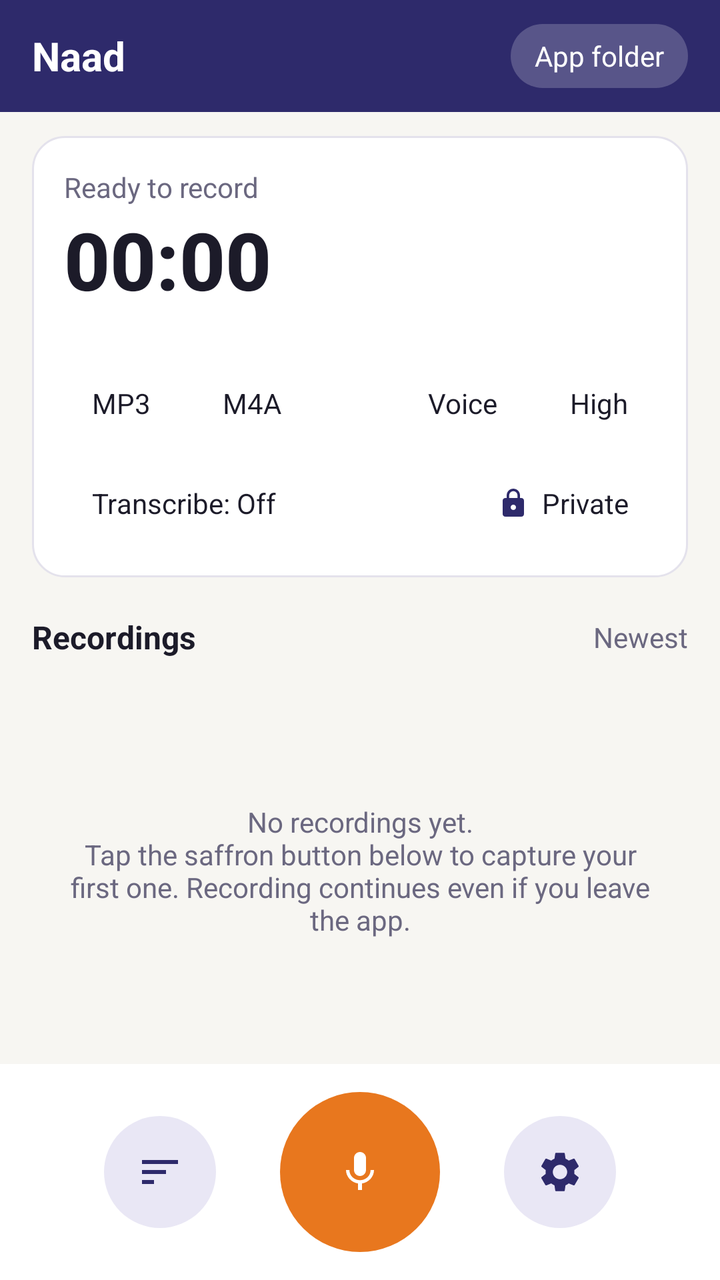
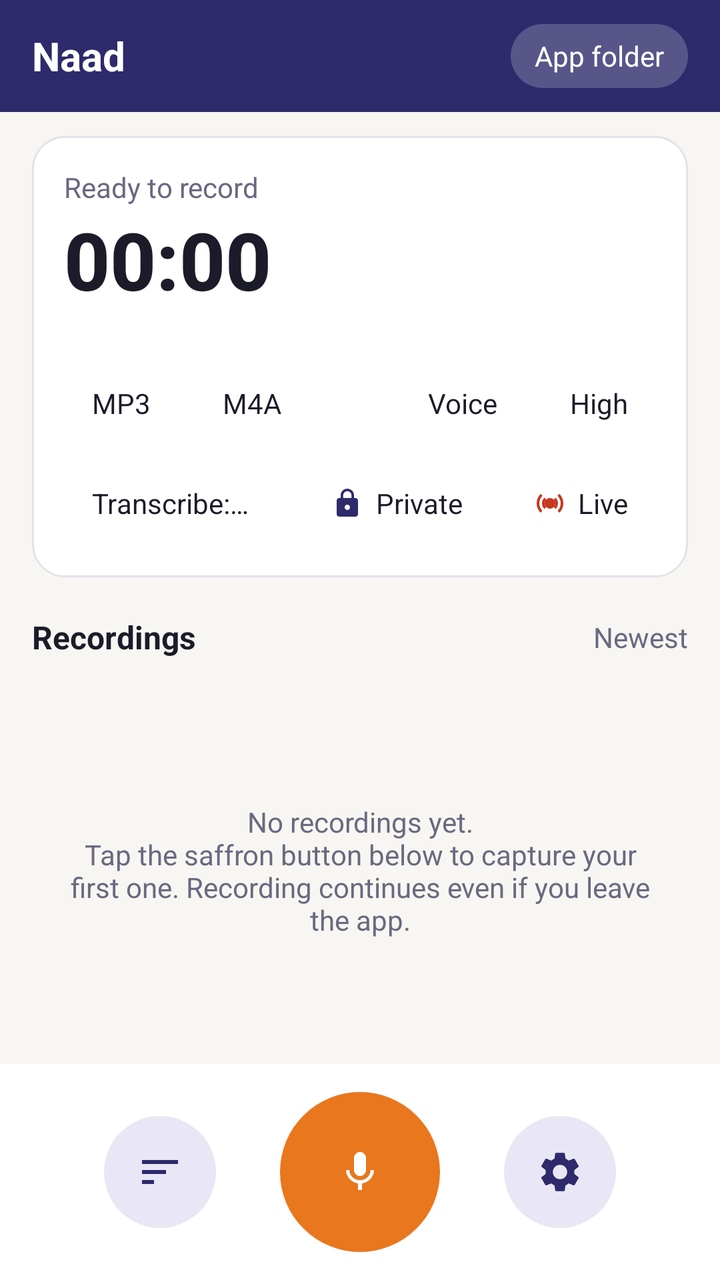

Screens rendered from an Android XML layout before and after an edit, with the pre-edit source and the edit as a unified diff.
<!-- AndroidManifest.xml: application theme Theme.Dhwani -->
<!-- res/layout/activity_main.xml -->
<?xml version="1.0" encoding="utf-8"?>
<LinearLayout xmlns:android="http://schemas.android.com/apk/res/android"
    android:layout_width="match_parent" android:layout_height="match_parent"
    android:orientation="vertical" android:background="@color/bg">

    
    <FrameLayout android:id="@+id/topBar" android:layout_width="match_parent"
        android:layout_height="wrap_content" android:background="@color/indigo">
        <LinearLayout android:layout_width="match_parent" android:layout_height="56dp"
            android:gravity="center_vertical"
            android:paddingStart="16dp" android:paddingEnd="8dp" android:orientation="horizontal">
            <TextView android:layout_width="0dp" android:layout_weight="1"
                android:layout_height="wrap_content" android:text="@string/app_name"
                android:textColor="#FFFFFF" android:textSize="20sp" android:textStyle="bold"/>
            <TextView android:id="@+id/txtFolder" android:layout_width="wrap_content"
                android:layout_height="32dp" android:gravity="center_vertical"
                android:paddingStart="12dp" android:paddingEnd="12dp" android:layout_marginEnd="8dp"
                android:maxWidth="200dp" android:ellipsize="end" android:singleLine="true"
                android:textColor="#FFFFFF" android:textSize="14sp"
                android:background="@drawable/bg_topchip" android:text="App folder"/>
        </LinearLayout>
    </FrameLayout>

    
    <LinearLayout android:layout_width="match_parent" android:layout_height="wrap_content"
        android:layout_marginStart="16dp" android:layout_marginEnd="16dp"
        android:layout_marginTop="12dp" android:layout_marginBottom="10dp"
        android:padding="16dp" android:orientation="vertical"
        android:background="@drawable/bg_card">
        <TextView android:id="@+id/txtState" android:layout_width="match_parent"
            android:layout_height="wrap_content" android:text="Ready to record"
            android:singleLine="true" android:ellipsize="middle"
            android:textColor="@color/muted" android:textSize="14sp"/>
        <TextView android:id="@+id/txtTimer" android:layout_width="wrap_content"
            android:layout_height="wrap_content" android:text="00:00"
            android:textColor="@color/text" android:textSize="40sp" android:textStyle="bold"
            android:fontFamily="sans-serif-medium" android:fontFeatureSettings="tnum"/>
        <TextView android:id="@+id/txtFree" android:layout_width="wrap_content"
            android:layout_height="wrap_content" android:textColor="@color/muted"
            android:textSize="12sp"/>
        <com.example.voicerecorder.WaveformView android:id="@+id/wave"
            android:layout_width="match_parent" android:layout_height="88dp" android:visibility="gone"
            android:layout_marginTop="8dp"/>

        <LinearLayout android:id="@+id/transcriptBox" android:layout_width="match_parent"
            android:layout_height="wrap_content" android:layout_marginTop="8dp"
            android:padding="12dp" android:orientation="vertical"
            android:background="@drawable/bg_transcript" android:visibility="gone">
            <TextView android:id="@+id/txtTranscriptLabel" android:layout_width="wrap_content"
                android:layout_height="wrap_content" android:text="TRANSCRIPT"
                android:textColor="@color/muted" android:textSize="12sp" android:textStyle="bold"/>
            <TextView android:id="@+id/txtTranscript" android:layout_width="match_parent"
                android:layout_height="wrap_content" android:layout_marginTop="4dp"
                android:maxLines="3" android:ellipsize="start"
                android:textColor="@color/text" android:textSize="14sp"/>
        </LinearLayout>

        <LinearLayout android:id="@+id/optionsRow" android:layout_width="match_parent"
            android:layout_height="wrap_content" android:layout_marginTop="8dp"
            android:orientation="horizontal">
            <TextView android:id="@+id/chipMp3" style="@style/Chip" android:text="MP3"/>
            <TextView android:id="@+id/chipM4a" style="@style/Chip" android:text="M4A"
                android:layout_marginStart="8dp"/>
            <View android:layout_width="0dp" android:layout_height="1dp" android:layout_weight="1"/>
            <TextView android:id="@+id/chipVoice" style="@style/Chip" android:text="Voice"/>
            <TextView android:id="@+id/chipHigh" style="@style/Chip" android:text="High"
                android:layout_marginStart="8dp"/>
        </LinearLayout>

        <LinearLayout android:id="@+id/optionsRow2" android:layout_width="match_parent"
            android:layout_height="wrap_content" android:layout_marginTop="8dp"
            android:orientation="horizontal">
            <TextView android:id="@+id/chipTx" style="@style/Chip" android:layout_width="0dp"
                android:layout_weight="1" android:gravity="center_vertical"
                android:singleLine="true" android:ellipsize="end" android:text="Transcribe: Off"/>
            <TextView android:id="@+id/chipPrivate" style="@style/Chip" android:text="Private"
                android:layout_marginStart="8dp" android:drawableStart="@drawable/ic_lock"
                android:drawablePadding="6dp"/>
        </LinearLayout>

        
        <LinearLayout android:id="@+id/savedBar" android:layout_width="match_parent"
            android:layout_height="wrap_content" android:layout_marginTop="8dp"
            android:padding="8dp" android:gravity="center_vertical"
            android:background="@drawable/bg_savedbar" android:orientation="horizontal"
            android:visibility="gone">
            <TextView android:layout_width="0dp" android:layout_weight="1"
                android:layout_height="wrap_content" android:paddingStart="8dp"
                android:text="Saved" android:textColor="#FFFFFF" android:textSize="14sp"
                android:textStyle="bold"/>
            <TextView android:id="@+id/btnSavedShare" style="@style/BarButton" android:text="Share"/>
            <TextView android:id="@+id/btnSavedWa" style="@style/BarButton" android:text="WhatsApp"
                android:layout_marginStart="8dp"/>
            <TextView android:id="@+id/btnSavedRename" style="@style/BarButton" android:text="Rename"
                android:layout_marginStart="8dp"/>
        </LinearLayout>

        
        <LinearLayout android:id="@+id/notifBar" android:layout_width="match_parent"
            android:layout_height="wrap_content" android:layout_marginTop="8dp"
            android:padding="8dp" android:gravity="center_vertical"
            android:background="@drawable/bg_notice" android:orientation="horizontal"
            android:visibility="gone">
            <TextView android:layout_width="0dp" android:layout_weight="1"
                android:layout_height="wrap_content" android:paddingStart="8dp"
                android:text="Notifications are off, so background recording is hidden. Turn them on to see the timer and Stop button."
                android:textColor="@color/text" android:textSize="12sp"/>
            <TextView android:id="@+id/btnNotifOn" android:layout_width="wrap_content"
                android:layout_height="40dp" android:gravity="center"
                android:paddingStart="12dp" android:paddingEnd="12dp"
                android:text="Turn on" android:textColor="@color/saffron"
                android:textStyle="bold" android:textSize="14sp"/>
        </LinearLayout>
    </LinearLayout>

    <LinearLayout android:layout_width="match_parent" android:layout_height="wrap_content"
        android:paddingStart="16dp" android:paddingEnd="8dp" android:gravity="center_vertical"
        android:orientation="horizontal">
        <TextView android:id="@+id/txtListHeader" android:layout_width="0dp"
            android:layout_weight="1" android:layout_height="wrap_content"
            android:text="Recordings" android:textColor="@color/text"
            android:textSize="16sp" android:textStyle="bold"/>
        <TextView android:id="@+id/txtSort" android:layout_width="wrap_content"
            android:layout_height="40dp" android:gravity="center_vertical"
            android:paddingStart="8dp" android:paddingEnd="8dp"
            android:text="Newest" android:textColor="@color/muted" android:textSize="14sp"/>
    </LinearLayout>

    
    <LinearLayout android:id="@+id/searchBar" android:layout_width="match_parent"
        android:layout_height="42dp" android:layout_marginStart="16dp" android:layout_marginEnd="16dp"
        android:layout_marginTop="4dp" android:layout_marginBottom="4dp"
        android:paddingStart="12dp" android:paddingEnd="4dp" android:gravity="center_vertical"
        android:background="@drawable/bg_card" android:orientation="horizontal"
        android:visibility="gone">
        <ImageView android:layout_width="18dp" android:layout_height="18dp"
            android:src="@drawable/ic_search" android:importantForAccessibility="no"/>
        <EditText android:id="@+id/edSearch" android:layout_width="0dp" android:layout_weight="1"
            android:layout_height="match_parent" android:layout_marginStart="8dp"
            android:background="@null" android:hint="Search names &amp; transcripts"
            android:textColor="@color/text" android:textColorHint="@color/muted"
            android:textSize="14sp" android:singleLine="true" android:imeOptions="actionSearch"
            android:inputType="text"/>
        <ImageButton android:id="@+id/btnClearSearch" android:layout_width="36dp"
            android:layout_height="36dp" android:background="?attr/selectableItemBackgroundBorderless"
            android:src="@drawable/ic_close" android:contentDescription="Clear search"
            android:visibility="gone"/>
    </LinearLayout>

    <FrameLayout android:layout_width="match_parent" android:layout_height="0dp"
        android:layout_weight="1">
        <ListView android:id="@+id/list" android:layout_width="match_parent"
            android:layout_height="match_parent" android:divider="@null"
            android:paddingTop="4dp" android:clipToPadding="false"/>
        <TextView android:id="@+id/empty" android:layout_width="match_parent"
            android:layout_height="match_parent" android:gravity="center" android:padding="32dp"
            android:text="No recordings yet.\nTap the saffron button below to capture your first one. Recording continues even if you leave the app."
            android:textColor="@color/muted" android:textSize="14sp"/>
    </FrameLayout>

    
    <FrameLayout android:id="@+id/bottomBar" android:layout_width="match_parent"
        android:layout_height="wrap_content" android:background="@color/surface">
        <LinearLayout android:layout_width="match_parent" android:layout_height="108dp"
            android:gravity="center" android:orientation="horizontal">
            <FrameLayout android:layout_width="56dp" android:layout_height="56dp">
                <ImageButton android:id="@+id/btnSort" android:layout_width="56dp"
                    android:layout_height="56dp" android:background="@drawable/bg_round_soft"
                    android:src="@drawable/ic_sort" android:contentDescription="Sort recordings"/>
                <ImageButton android:id="@+id/btnPause" android:layout_width="56dp"
                    android:layout_height="56dp" android:background="@drawable/bg_round_soft"
                    android:src="@drawable/ic_pause" android:contentDescription="Pause"
                    android:visibility="gone"/>
            </FrameLayout>
            <ImageButton android:id="@+id/btnRecord" android:layout_width="80dp"
                android:layout_height="80dp" android:layout_marginStart="32dp"
                android:layout_marginEnd="32dp" android:background="@drawable/bg_rec_idle"
                android:src="@drawable/ic_mic" android:scaleType="center"
                android:contentDescription="Record"/>
            <ImageButton android:id="@+id/btnSettings" android:layout_width="56dp"
                android:layout_height="56dp" android:background="@drawable/bg_round_soft"
                android:src="@drawable/ic_settings" android:contentDescription="Settings"/>
        </LinearLayout>
    </FrameLayout>
</LinearLayout>
<!-- resources referenced by this layout -->
<resources>
  <color name="bg">#F7F6F2</color>
  <color name="indigo">#2E2A6B</color>
  <color name="muted">#6B6880</color>
  <color name="saffron">#E8771E</color>
  <color name="surface">#FFFFFF</color>
  <color name="text">#1C1B29</color>
  <!-- drawable bg_card (drawable) -->
  <shape xmlns:android="http://schemas.android.com/apk/res/android" android:shape="rectangle">
      <solid android:color="@color/surface"/>
      <corners android:radius="16dp"/>
      <stroke android:width="1dp" android:color="@color/line"/>
  </shape>
  <!-- drawable bg_notice (drawable) -->
  <shape xmlns:android="http://schemas.android.com/apk/res/android" android:shape="rectangle">
      <solid android:color="@color/saffron_soft"/>
      <corners android:radius="12dp"/>
  </shape>
  <!-- drawable bg_rec_idle (drawable) -->
  <shape xmlns:android="http://schemas.android.com/apk/res/android" android:shape="oval">
      <solid android:color="@color/saffron"/>
  </shape>
  <!-- drawable bg_round_soft (drawable) -->
  <shape xmlns:android="http://schemas.android.com/apk/res/android" android:shape="oval">
      <solid android:color="@color/indigo_soft"/>
  </shape>
  <!-- drawable bg_savedbar (drawable) -->
  <shape xmlns:android="http://schemas.android.com/apk/res/android" android:shape="rectangle">
      <solid android:color="@color/indigo"/>
      <corners android:radius="12dp"/>
  </shape>
  <!-- drawable bg_topchip (drawable) -->
  <shape xmlns:android="http://schemas.android.com/apk/res/android" android:shape="rectangle">
      <solid android:color="#33FFFFFF"/>
      <corners android:radius="16dp"/>
  </shape>
  <!-- drawable bg_transcript (drawable) -->
  <shape xmlns:android="http://schemas.android.com/apk/res/android" android:shape="rectangle">
      <solid android:color="@color/bg"/>
      <corners android:radius="12dp"/>
  </shape>
  <!-- drawable ic_pause (drawable) -->
  <vector xmlns:android="http://schemas.android.com/apk/res/android"
      android:width="24dp" android:height="24dp" android:viewportWidth="24" android:viewportHeight="24">
      <path android:fillColor="@color/indigo_accent" android:pathData="M6,19h4V5H6v14zm8,-14v14h4V5h-4z"/>
  </vector>
  <string name="app_name">Naad</string>
  <style name="Theme.Dhwani" parent="Theme.AppCompat.DayNight.NoActionBar">
          <item name="colorPrimary">@color/indigo</item>
          <item name="colorPrimaryDark">@color/indigo</item>
          <item name="colorAccent">@color/saffron</item>
          <item name="android:windowBackground">@color/bg</item>
      </style>
  <color name="line">#E4E2EC</color>
  <color name="saffron_soft">#FCEBDD</color>
  <color name="indigo_soft">#E9E7F5</color>
  <color name="indigo_accent">#2E2A6B</color>
  <!-- drawable bg_btn_light (drawable) -->
  <shape xmlns:android="http://schemas.android.com/apk/res/android" android:shape="rectangle">
      <solid android:color="#26FFFFFF"/>
      <corners android:radius="10dp"/>
  </shape>
  <!-- unchanged entries left out for length: 8 -->
</resources>

<!-- the commit's change to res/layout/activity_main.xml (unified diff, before → after) -->
@@ -76,6 +76,9 @@
             <TextView android:id="@+id/chipPrivate" style="@style/Chip" android:text="Private"
                 android:layout_marginStart="8dp" android:drawableStart="@drawable/ic_lock"
                 android:drawablePadding="6dp"/>
+            <TextView android:id="@+id/chipLive" style="@style/Chip" android:text="Live"
+                android:layout_marginStart="8dp" android:drawableStart="@drawable/ic_live"
+                android:drawablePadding="6dp" android:contentDescription="Stream live while recording"/>
         </LinearLayout>
 
         
<!-- resource entries referenced after the edit -->
@@ -40,6 +40,12 @@
       <solid android:color="@color/bg"/>
       <corners android:radius="12dp"/>
   </shape>
+  <!-- drawable ic_live (drawable) -->
+  <vector xmlns:android="http://schemas.android.com/apk/res/android"
+      android:width="16dp" android:height="16dp" android:viewportWidth="24" android:viewportHeight="24">
+      <path android:fillColor="@color/rec_red" android:pathData="M12,12m-4,0a4,4 0,1 1,8 0a4,4 0,1 1,-8 0"/>
+      <path android:fillColor="@color/rec_red" android:pathData="M7.76,16.24C6.67,15.16 6,13.66 6,12s0.67,-3.16 1.76,-4.24l1.42,1.42C8.45,9.9 8,10.9 8,12s0.45,2.1 1.17,2.83l-1.41,1.41zM16.24,16.24l-1.42,-1.42C15.55,14.1 16,13.1 16,12s-0.45,-2.1 -1.17,-2.83l1.42,-1.42C17.33,8.84 18,10.34 18,12s-0.67,3.16 -1.76,4.24zM4.93,19.07C3.12,17.26 2,14.76 2,12s1.12,-5.26 2.93,-7.07l1.41,1.41C4.9,7.79 4,9.79 4,12s0.9,4.21 2.34,5.66l-1.41,1.41zM19.07,19.07l-1.41,-1.41C19.1,16.21 20,14.21 20,12s-0.9,-4.21 -2.34,-5.66l1.41,-1.41C20.88,6.74 22,9.24 22,12s-1.12,5.26 -2.93,7.07z"/>
+  </vector>
   <!-- drawable ic_pause (drawable) -->
   <vector xmlns:android="http://schemas.android.com/apk/res/android"
       android:width="24dp" android:height="24dp" android:viewportWidth="24" android:viewportHeight="24">
@@ -55,6 +61,7 @@
   <color name="line">#E4E2EC</color>
   <color name="saffron_soft">#FCEBDD</color>
   <color name="indigo_soft">#E9E7F5</color>
+  <color name="rec_red">#C8361E</color>
   <color name="indigo_accent">#2E2A6B</color>
   <!-- drawable bg_btn_light (drawable) -->
   <shape xmlns:android="http://schemas.android.com/apk/res/android" android:shape="rectangle">
